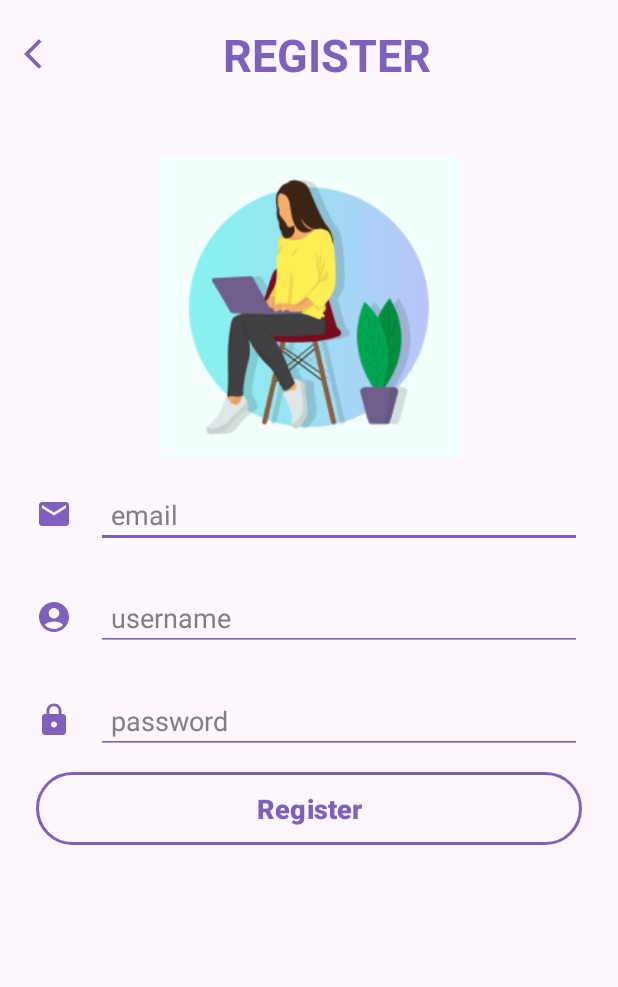
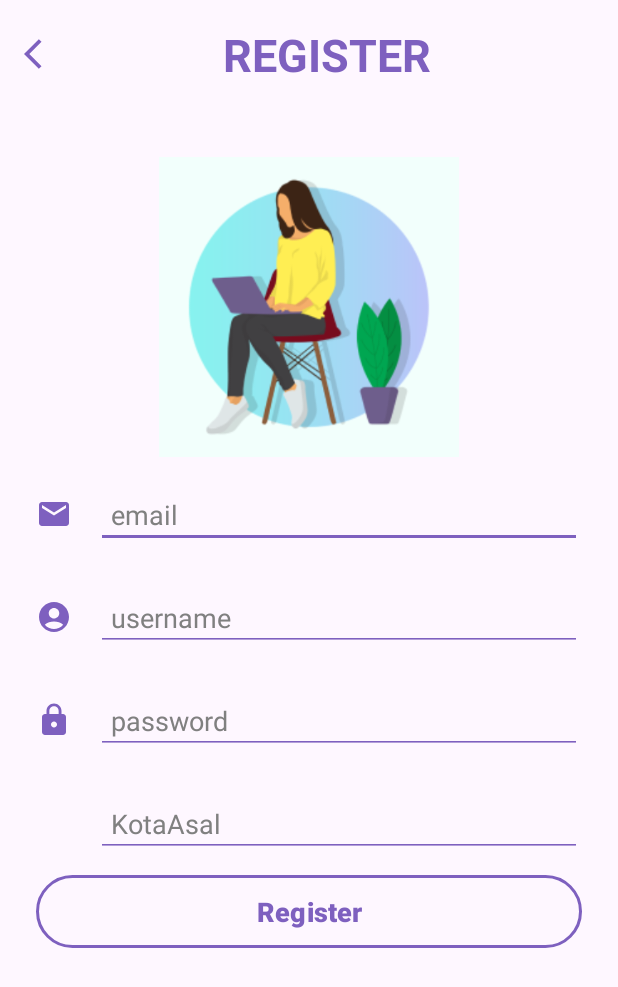
Before and after one commit to YusufRizieq/ProjectLogin, an Android app: the Register screen opened directly, with no data from a screen before it, after a tap on "Register", on a phone screen of 412 x 824 dp. Shown: the top 987 px of the screen. Run offline under Robolectric (Android 15) with nearby library versions, the phone set to English and light mode, and no system bars.

Commit message:
mengubah logika dan layout menggunakan AutoComplete dan ListView

```diff
--- a/app/src/main/java/com/example/login/Register.java
+++ b/app/src/main/java/com/example/login/Register.java
@@ -1,36 +1,44 @@
 package com.example.login;
 
+import android.content.DialogInterface;
 import android.os.Bundle;
-import android.text.TextUtils;
+import android.text.Editable;
+import android.text.TextWatcher;
 import android.view.View;
+import android.widget.ArrayAdapter;
+import android.widget.AutoCompleteTextView;
 import android.widget.Button;
 import android.widget.EditText;
 import android.widget.Toast;
 
-import androidx.activity.EdgeToEdge;
+import androidx.appcompat.app.AlertDialog;
 import androidx.appcompat.app.AppCompatActivity;
 import androidx.core.graphics.Insets;
 import androidx.core.view.ViewCompat;
 import androidx.core.view.WindowInsetsCompat;
 
-import java.util.ArrayList;
 import java.util.HashMap;
 
-public class Register extends AppCompatActivity {
+public class Register extends AppCompatActivity implements TextWatcher {
+    // Data untuk AutoComplete Email
+    private AutoCompleteTextView acEmail;
+    private String[] emailsugestion = {"admin@gmail.com", "admin@yahoo.com", "admin@outlook.com", "@hotmail.com"};
 
-    EditText inpEmail, inpUsername, inpPassword;
-    Button btnRegister;
+    // Data untuk Kota Asal
+    private String[] kota = {"Yogyakarta", "Cirebon", "Kuningan", "Majalengka", "Jakarta"};
+    private EditText etKotaAsal;
 
-    // List untuk menyimpan data pengguna
-    ArrayList<HashMap<String, String>> userList;
+    // Input lainnya
+    private EditText etUsername, etPassword;
+    private Button btnRegister;
+
+    // HashMap untuk menyimpan data
+    private HashMap<String, String> userData = new HashMap<>();
 
     @Override
     protected void onCreate(Bundle savedInstanceState) {
         super.onCreate(savedInstanceState);
-        EdgeToEdge.enable(this);
         setContentView(R.layout.activity_register);
-
-        // Atur padding untuk Edge-to-Edge
         ViewCompat.setOnApplyWindowInsetsListener(findViewById(R.id.main), (v, insets) -> {
             Insets systemBars = insets.getInsets(WindowInsetsCompat.Type.systemBars());
             v.setPadding(systemBars.left, systemBars.top, systemBars.right, systemBars.bottom);
@@ -38,67 +46,70 @@ public class Register extends AppCompatActivity {
         });
 
         // Inisialisasi elemen UI
-        inpEmail = findViewById(R.id.inpEmail);
-        inpUsername = findViewById(R.id.inpUsername);
-        inpPassword = findViewById(R.id.inpPassword);
+        acEmail = findViewById(R.id.autoCompleteEmail);
+        etUsername = findViewById(R.id.inpUsername);
+        etPassword = findViewById(R.id.inpPassword);
+        etKotaAsal = findViewById(R.id.listlokasi);
         btnRegister = findViewById(R.id.btnRegister);
 
-        // Inisialisasi daftar pengguna
-        userList = new ArrayList<>();
+        // Konfigurasi AutoComplete untuk Email
+        ArrayAdapter<String> emailAdapter = new ArrayAdapter<>(this, android.R.layout.simple_dropdown_item_1line, emailsugestion);
+        acEmail.setAdapter(emailAdapter);
+        acEmail.addTextChangedListener(this);
 
-        // Logika tombol register
-        btnRegister.setOnClickListener(new View.OnClickListener() {
-            @Override
-            public void onClick(View v) {
-                String email = inpEmail.getText().toString().trim();
-                String username = inpUsername.getText().toString().trim();
-                String password = inpPassword.getText().toString().trim();
+        // Konfigurasi dialog untuk memilih kota
+        etKotaAsal.setOnClickListener(v -> {
+            AlertDialog.Builder builder = new AlertDialog.Builder(this);
+            builder.setTitle("Pilih Lokasi Asal Mu");
+            builder.setItems(kota, (dialogInterface, item) -> {
+                etKotaAsal.setText(kota[item]);
+                dialogInterface.dismiss();
+            });
+            builder.show();
+        });
 
-                // Validasi input
-                if (TextUtils.isEmpty(email)) {
-                    Toast.makeText(Register.this, "Email tidak boleh kosong!", Toast.LENGTH_SHORT).show();
-                    return;
-                }
-                if (TextUtils.isEmpty(username)) {
-                    Toast.makeText(Register.this, "Username tidak boleh kosong!", Toast.LENGTH_SHORT).show();
-                    return;
-                }
-                if (TextUtils.isEmpty(password)) {
-                    Toast.makeText(Register.this, "Password tidak boleh kosong!", Toast.LENGTH_SHORT).show();
-                    return;
-                }
-                if (password.length() < 6) {
-                    Toast.makeText(Register.this, "Password minimal 6 karakter!", Toast.LENGTH_SHORT).show();
-                    return;
-                }
+        // Event klik tombol Register
+        btnRegister.setOnClickListener(v -> {
+            String email = acEmail.getText().toString().trim();
+            String username = etUsername.getText().toString().trim();
+            String password = etPassword.getText().toString().trim();
+            String kotaAsal = etKotaAsal.getText().toString().trim();
 
-                // Simpan data pengguna
-                boolean isSaved = saveUser(email, username, password);
-                if (isSaved) {
-                    Toast.makeText(Register.this, "Registrasi berhasil!", Toast.LENGTH_SHORT).show();
-                    finish(); // Kembali ke aktivitas sebelumnya
-                } else {
-                    Toast.makeText(Register.this, "Email sudah terdaftar!", Toast.LENGTH_SHORT).show();
-                }
+            // Validasi input
+            if (email.isEmpty() || username.isEmpty() || password.isEmpty() || kotaAsal.isEmpty()) {
+                Toast.makeText(Register.this, "Semua kolom harus diisi!", Toast.LENGTH_SHORT).show();
+                return;
             }
+
+            // Simpan data ke HashMap
+            userData.put("email", email);
+            userData.put("username", username);
+            userData.put("password", password);
+            userData.put("kotaAsal", kotaAsal);
+
+            // Tampilkan pesan sukses
+            Toast.makeText(Register.this, "Registrasi Berhasil!\n" + userData.toString(), Toast.LENGTH_LONG).show();
+
+            // Reset input setelah berhasil
+            acEmail.setText("");
+            etUsername.setText("");
+            etPassword.setText("");
+            etKotaAsal.setText("");
         });
     }
 
-    // Fungsi untuk menyimpan data pengguna ke daftar
-    private boolean saveUser(String email, String username, String password) {
-        // Periksa apakah email sudah ada di daftar
-        for (HashMap<String, String> user : userList) {
-            if (user.get("email").equals(email)) {
-                return false; // Email sudah terdaftar
-            }
-        }
+    @Override
+    public void beforeTextChanged(CharSequence charSequence, int start, int count, int after) {
+        // Tidak digunakan
+    }
 
-        // Simpan data pengguna ke daftar
-        HashMap<String, String> newUser = new HashMap<>();
-        newUser.put("email", email);
-        newUser.put("username", username);
-        newUser.put("password", password);
-        userList.add(newUser);
-        return true;
+    @Override
+    public void onTextChanged(CharSequence charSequence, int start, int before, int count) {
+        // Tidak digunakan
+    }
+
+    @Override
+    public void afterTextChanged(Editable editable) {
+        // Tidak digunakan
     }
 }
--- a/app/src/main/res/layout/activity_register.xml
+++ b/app/src/main/res/layout/activity_register.xml
@@ -75,13 +75,14 @@
             android:layout_gravity="center_vertical"/>
 
         <!-- Input Email -->
-        <EditText
-            android:id="@+id/inpEmail"
+        <AutoCompleteTextView
+            android:id="@+id/autoCompleteEmail"
             android:layout_width="0dp"
             android:layout_height="wrap_content"
             android:layout_marginStart="16dp"
             android:layout_weight="1"
             android:hint="email"
+            android:completionThreshold="1"
             android:padding="10dp"
             android:backgroundTint="#7E60BF"
             android:textColorHint="#808080"/>
@@ -153,6 +154,34 @@
             android:inputType="textPassword"
             android:padding="10dp"
             android:textColorHint="#808080" />
+
+
+    </LinearLayout>
+
+    <LinearLayout
+        android:id="@+id/LayoutLokasi"
+        android:layout_width="0dp"
+        android:layout_height="wrap_content"
+        android:layout_marginTop="24dp"
+        android:orientation="horizontal"
+        android:paddingStart="24dp"
+        android:paddingEnd="24dp"
+        app:layout_constraintEnd_toEndOf="parent"
+        app:layout_constraintHorizontal_bias="1.0"
+        app:layout_constraintStart_toStartOf="parent"
+        app:layout_constraintTop_toBottomOf="@id/LayoutPassword">
+        <EditText
+            android:id="@+id/listlokasi"
+            android:layout_width="match_parent"
+            android:layout_height="wrap_content"
+            android:layout_marginStart="40dp"
+            android:backgroundTint="#7E60BF"
+            android:onClick="KotaAsal"
+            android:focusableInTouchMode="false"
+            android:hint="KotaAsal"
+
+            android:padding="10dp"
+            android:textColorHint="#808080" />
     </LinearLayout>
 
     <!--  Button Register  -->
@@ -169,7 +198,7 @@
         android:textSize="18sp"
         android:textStyle="bold"
         android:padding="12dp"
-        app:layout_constraintTop_toBottomOf="@+id/LayoutPassword"
+        app:layout_constraintTop_toBottomOf="@+id/LayoutLokasi"
         app:layout_constraintStart_toStartOf="parent"
         app:layout_constraintEnd_toEndOf="parent"
         app:strokeColor="#7E60BF"
```
